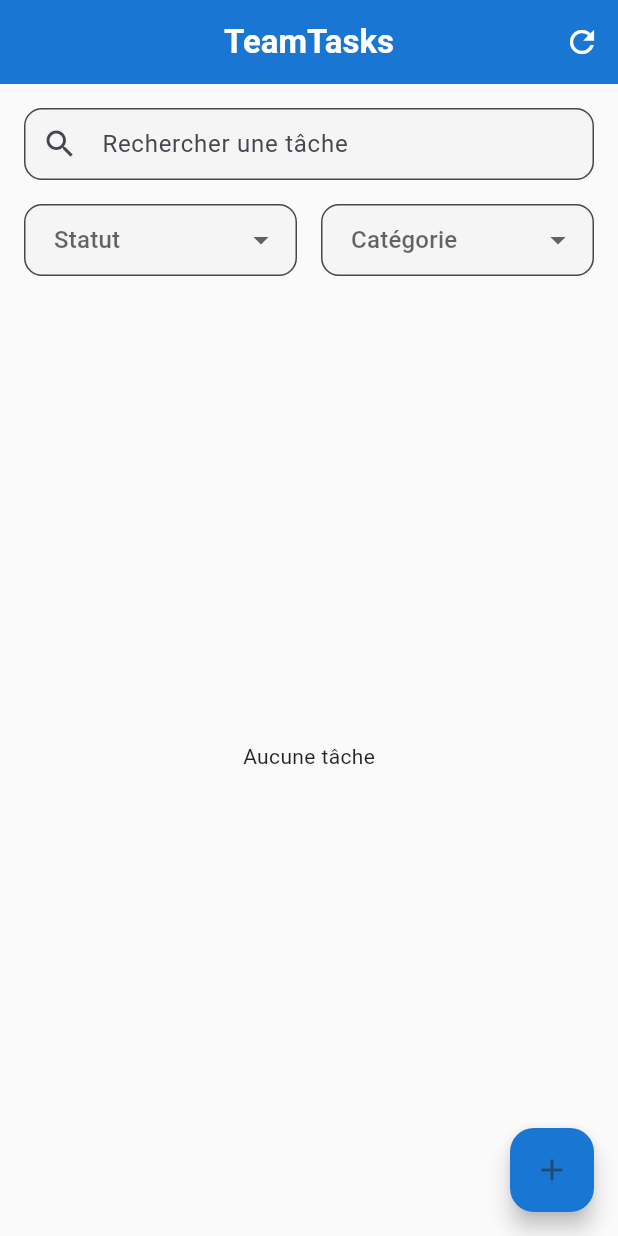
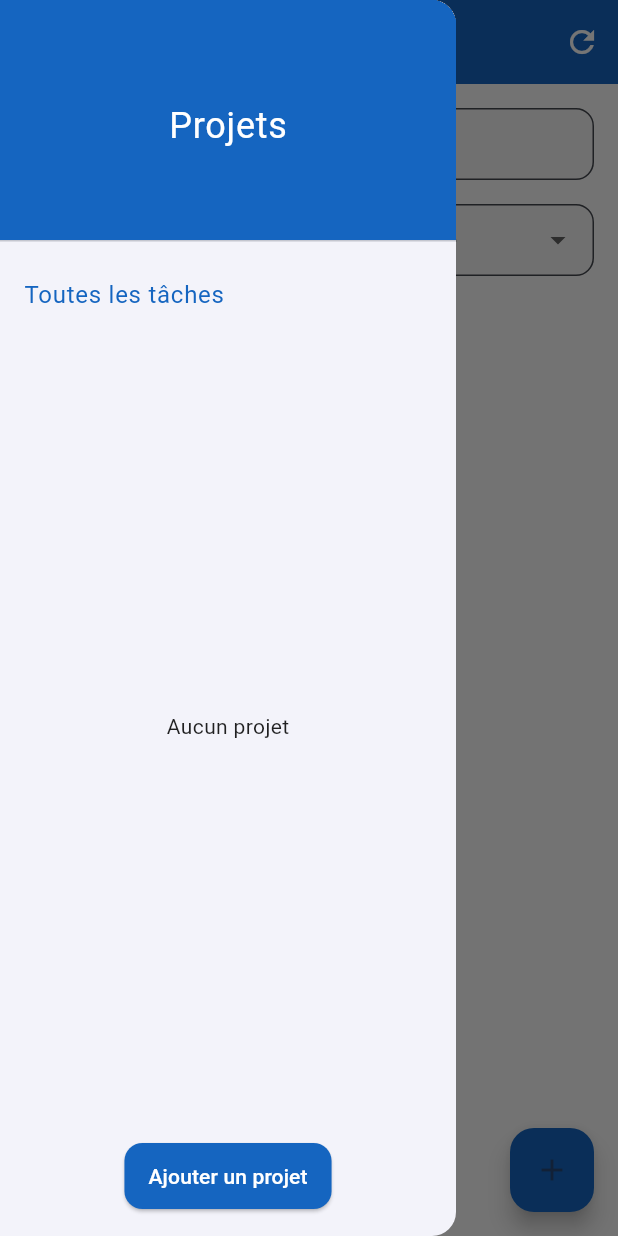
Before and after one commit to Lacasseusededelire/todos_flutter, a Flutter app: the screen it shows after launch, with the side drawer open (before the commit the screen has no drawer), on a phone screen of 412 x 824 dp. Run offline on Flutter 3.47's test engine with Material 3 defaults, Android fonts, the phone set to English and light mode, and no system bars; our stand-ins replace sqflite; missing offline and left inert: home_widget; accounts and stored records are empty.

Commit message:
Ajout de la couche métier et de la couche présentation concernant la gestion des projets.

```diff
--- a/lib/main.dart
+++ b/lib/main.dart
@@ -28,15 +28,18 @@ class TaskApp extends StatelessWidget {
       title: 'TeamTasks',
       theme: ThemeData(
         useMaterial3: true,
-        primaryColor: Colors.blue[700],
+        primaryColor: const Color(0xFF1565C0),
         colorScheme: ColorScheme.fromSeed(
-          seedColor: Colors.blue[700]!,
-          secondary: Colors.orange[600],
-          surface: Colors.grey[100],
+          seedColor: const Color(0xFF1565C0),
+          primary: const Color(0xFF1565C0),
+          primaryContainer: const Color(0xFF0D47A1),
+          secondary: const Color(0xFF0D47A1),
+          surface: const Color(0xFFFAFAFA),
+          background: const Color(0xFFFAFAFA),
         ),
-        scaffoldBackgroundColor: Colors.grey[50],
-        appBarTheme: AppBarTheme(
-          backgroundColor: Colors.blue[700],
+        scaffoldBackgroundColor: const Color(0xFFFAFAFA),
+        appBarTheme: const AppBarTheme(
+          backgroundColor: Color(0xFF1565C0),
           foregroundColor: Colors.white,
           elevation: 0,
           centerTitle: true,
@@ -49,16 +52,16 @@ class TaskApp extends StatelessWidget {
         elevatedButtonTheme: ElevatedButtonThemeData(
           style: ElevatedButton.styleFrom(
             foregroundColor: Colors.white,
-            backgroundColor: Colors.blue[700],
+            backgroundColor: const Color(0xFF1565C0),
             shape: RoundedRectangleBorder(borderRadius: BorderRadius.circular(12)),
             padding: const EdgeInsets.symmetric(horizontal: 16, vertical: 12),
           ),
         ),
-        inputDecorationTheme: InputDecorationTheme(
-          border: OutlineInputBorder(borderRadius: BorderRadius.circular(12)),
+        inputDecorationTheme: const InputDecorationTheme(
+          border: OutlineInputBorder(borderRadius: BorderRadius.all(Radius.circular(12))),
           filled: true,
-          fillColor: Colors.grey[100],
-          contentPadding: const EdgeInsets.symmetric(horizontal: 16, vertical: 12),
+          fillColor: Color(0xFFF5F5F5),
+          contentPadding: EdgeInsets.symmetric(horizontal: 16, vertical: 12),
         ),
         textTheme: const TextTheme(
           bodyMedium: TextStyle(color: Colors.black87),
--- a/lib/screens/home_screen.dart
+++ b/lib/screens/home_screen.dart
@@ -1,8 +1,11 @@
 import 'package:flutter/material.dart';
-import '../models/task.dart';
+import 'package:uuid/uuid.dart';
 import '../services/database_service.dart';
-import '../screens/task_form_screen.dart';
-import '../screens/task_list_screen.dart';
+import '../models/project.dart';
+import 'project_form_screen.dart';
+import 'project_detail_screen.dart';
+import 'task_form_screen.dart';
+import 'task_list_screen.dart';
 
 class HomeScreen extends StatefulWidget {
   const HomeScreen({super.key});
@@ -15,6 +18,8 @@ class _HomeScreenState extends State<HomeScreen> {
   final TextEditingController _searchController = TextEditingController();
   String? _filterStatus;
   String? _filterCategory;
+  Project? _selectedProject;
+  final DatabaseService _dbService = DatabaseService();
 
   void _refresh() => setState(() {});
 
@@ -34,7 +39,7 @@ class _HomeScreenState extends State<HomeScreen> {
   Widget build(BuildContext context) {
     return Scaffold(
       appBar: AppBar(
-        title: const Text('TeamTasks'),
+        title: Text(_selectedProject?.name ?? 'TeamTasks'),
         actions: [
           IconButton(
             icon: const Icon(Icons.refresh),
@@ -42,7 +47,78 @@ class _HomeScreenState extends State<HomeScreen> {
           ),
         ],
       ),
-      body: Column(
+      drawer: Drawer(
+        child: Column(
+          children: [
+            DrawerHeader(
+              decoration: BoxDecoration(color: Theme.of(context).primaryColor),
+              child: const Center(
+                child: Text(
+                  'Projets',
+                  style: TextStyle(color: Colors.white, fontSize: 24),
+                ),
+              ),
+            ),
+            ListTile(
+              title: const Text('Toutes les tâches'),
+              selected: _selectedProject == null,
+              onTap: () {
+                setState(() {
+                  _selectedProject = null;
+                });
+                Navigator.pop(context);
+              },
+            ),
+            Expanded(
+              child: FutureBuilder<List<Project>>(
+                future: _dbService.getProjects(),
+                builder: (context, snapshot) {
+                  if (snapshot.connectionState == ConnectionState.waiting) {
+                    return const Center(child: CircularProgressIndicator());
+                  }
+                  if (snapshot.hasError) {
+                    return const Center(child: Text('Erreur de chargement'));
+                  }
+                  final projects = snapshot.data ?? [];
+                  if (projects.isEmpty) {
+                    return const Center(child: Text('Aucun projet'));
+                  }
+                  return ListView.builder(
+                    itemCount: projects.length,
+                    itemBuilder: (context, index) {
+                      final project = projects[index];
+                      return ListTile(
+                        title: Text(project.name),
+                        selected: _selectedProject?.id == project.id,
+                        onTap: () {
+                          setState(() {
+                            _selectedProject = project;
+                          });
+                          Navigator.pop(context);
+                        },
+                      );
+                    },
+                  );
+                },
+              ),
+            ),
+            Padding(
+              padding: const EdgeInsets.all(16.0),
+              child: ElevatedButton(
+                onPressed: () {
+                  Navigator.push(
+                    context,
+                    MaterialPageRoute(builder: (context) => const ProjectFormScreen()),
+                  ).then((_) => setState(() {}));
+                },
+                child: const Text('Ajouter un projet'),
+              ),
+            ),
+          ],
+        ),
+      ),
+      body: _selectedProject == null
+          ? Column(
               children: [
                 Padding(
                   padding: const EdgeInsets.all(16.0),
@@ -105,13 +181,17 @@ class _HomeScreenState extends State<HomeScreen> {
                   ),
                 ),
               ],
-      ),
+            )
+          : ProjectDetailScreen(project: _selectedProject!),
       floatingActionButton: FloatingActionButton(
         onPressed: () async {
           Navigator.push(
             context,
             MaterialPageRoute(
-              builder: (context) => TaskFormScreen(onSave: _refresh),
+              builder: (context) => TaskFormScreen(
+                onSave: _refresh,
+                projectId: _selectedProject?.id,
+              ),
             ),
           );
         },
```
Also changed, not shown: lib/screens/project_detail_screen.dart (added, +120 -0 lines), lib/screens/project_form_screen.dart (added, +71 -0 lines). Lines whose indentation alone changed are shown as unchanged.
